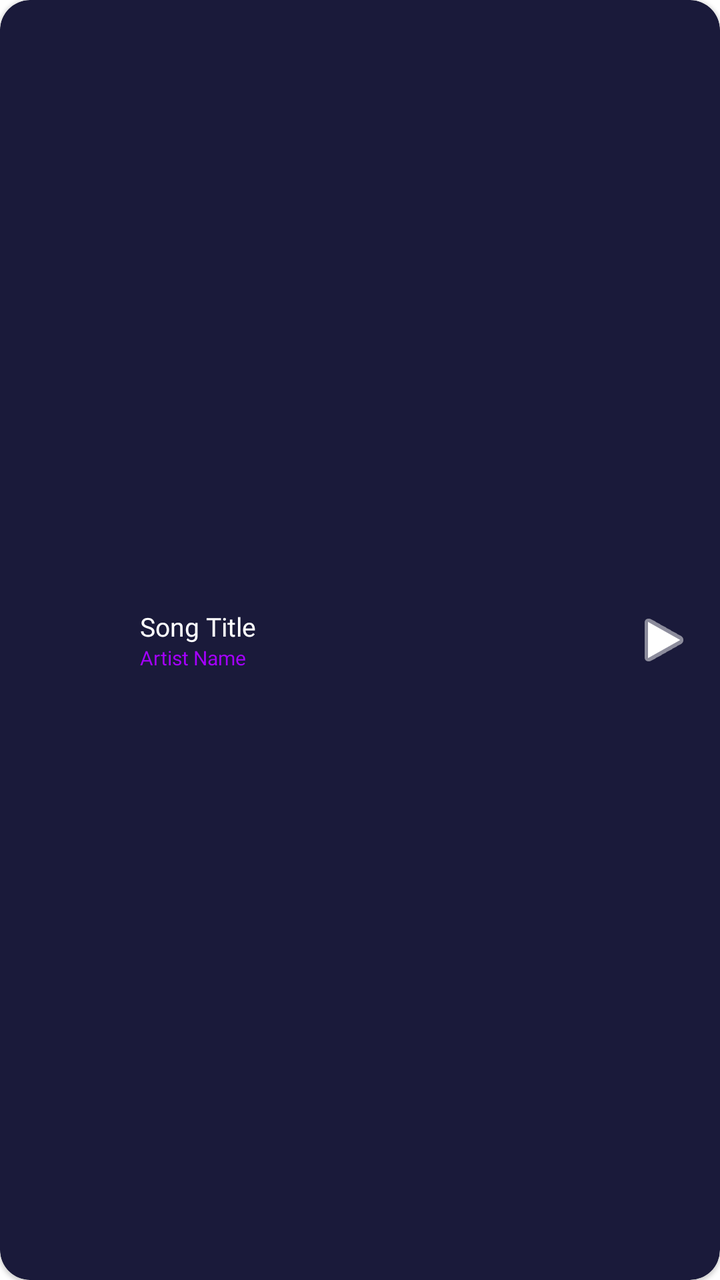
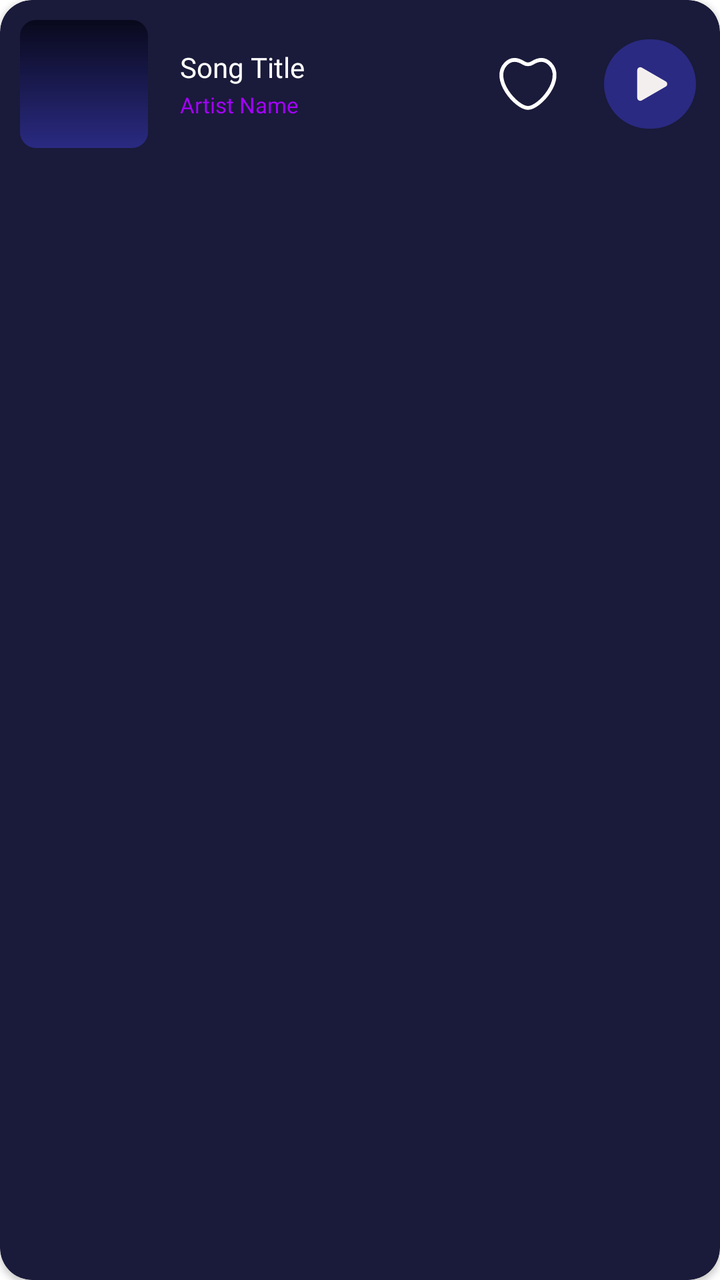

An Android layout rendered at two revisions. The XML below is the earlier revision; the diff shows what the commit changed to produce the second picture.
<!-- AndroidManifest.xml: application theme Theme.MaterialComponents.DayNight.NoActionBar -->
<!-- res/layout/layout_mini_player.xml -->
<?xml version="1.0" encoding="utf-8"?>
<com.google.android.material.card.MaterialCardView xmlns:android="http://schemas.android.com/apk/res/android"
    xmlns:app="http://schemas.android.com/apk/res-auto"
    android:layout_width="match_parent"
    android:layout_height="70dp"
    android:layout_margin="10dp"
    app:cardBackgroundColor="#1A1A3A"
    app:cardCornerRadius="15dp"
    app:strokeWidth="0dp">

    <RelativeLayout
        android:layout_width="match_parent"
        android:layout_height="match_parent"
        android:padding="4dp">

        <com.google.android.material.imageview.ShapeableImageView
            android:id="@+id/miniThumb"
            android:layout_width="54dp"
            android:layout_height="54dp"
            android:scaleType="centerCrop"
            app:cardBackgroundColor="#FFFFFF"/>

        <LinearLayout
            android:layout_width="wrap_content"
            android:layout_height="wrap_content"
            android:layout_centerVertical="true"
            android:layout_marginStart="12dp"
            android:fontFamily="@font/zen_dots"
            android:layout_toEndOf="@id/miniThumb"
            android:orientation="vertical">

            <TextView
                android:id="@+id/miniSongName"
                android:layout_width="wrap_content"
                android:layout_height="wrap_content"
                android:fontFamily="@font/zen_dots"
                android:text="Song Title"
                android:textColor="#FFFFFF"
                android:textSize="13sp" />

            <TextView
                android:layout_width="wrap_content"
                android:layout_height="wrap_content"
                android:text="Artist Name"
                android:textColor="#A600FF"
                android:fontFamily="@font/zen_dots"
                android:textSize="10sp" />
        </LinearLayout>

        <ImageButton
            android:id="@+id/btnMiniPlay"
            android:layout_width="48dp"
            android:layout_height="48dp"
            android:layout_alignParentEnd="true"
            android:layout_centerVertical="true"
            android:background="?attr/selectableItemBackgroundBorderless"
            android:src="@android:drawable/ic_media_play"
            app:tint="#FFFFFF" />
    </RelativeLayout>
</com.google.android.material.card.MaterialCardView>
<!-- resources referenced by this layout -->
<resources>

</resources>

<!-- the commit's change to res/layout/layout_mini_player.xml (unified diff, before → after) -->
@@ -1,32 +1,65 @@
 <?xml version="1.0" encoding="utf-8"?>
-<com.google.android.material.card.MaterialCardView xmlns:android="http://schemas.android.com/apk/res/android"
+<com.google.android.material.card.MaterialCardView
+    xmlns:android="http://schemas.android.com/apk/res/android"
     xmlns:app="http://schemas.android.com/apk/res-auto"
     android:layout_width="match_parent"
-    android:layout_height="70dp"
-    android:layout_margin="10dp"
+    android:layout_height="wrap_content"
+    android:layout_marginHorizontal="4dp"
+    android:layout_marginVertical="6dp"
+    android:clickable="true"
+    android:focusable="true"
+    android:foreground="?attr/selectableItemBackground"
     app:cardBackgroundColor="#1A1A3A"
-    app:cardCornerRadius="15dp"
+    app:cardCornerRadius="16dp"
+    app:cardElevation="2dp"
     app:strokeWidth="0dp">
 
     <RelativeLayout
         android:layout_width="match_parent"
-        android:layout_height="match_parent"
-        android:padding="4dp">
+        android:layout_height="wrap_content"
+        android:padding="10dp">
 
         <com.google.android.material.imageview.ShapeableImageView
             android:id="@+id/miniThumb"
-            android:layout_width="54dp"
-            android:layout_height="54dp"
+            android:layout_width="64dp"
+            android:layout_height="64dp"
             android:scaleType="centerCrop"
-            app:cardBackgroundColor="#FFFFFF"/>
+            android:src="@drawable/gradient_bg"
+            app:shapeAppearanceOverlay="@style/RoundedSquare" />
+
+        <ImageButton
+            android:id="@+id/btnPlayStop"
+            android:layout_width="50dp"
+            android:layout_height="50dp"
+            android:layout_alignParentEnd="true"
+            android:layout_centerVertical="true"
+            android:background="?attr/selectableItemBackgroundBorderless"
+            android:padding="2dp"
+            android:scaleType="fitCenter"
+            android:src="@drawable/ic_play" />
+
+        <ImageButton
+            android:id="@+id/btnFavorite"
+            android:layout_width="48dp"
+            android:layout_height="48dp"
+            android:layout_centerVertical="true"
+            android:layout_toStartOf="@id/btnPlayStop"
+            android:layout_marginEnd="12dp"
+            android:background="?attr/selectableItemBackgroundBorderless"
+            android:padding="8dp"
+            android:scaleType="fitCenter"
+            android:src="@drawable/ic_liked"
+            app:tint="#FFFFFF" />
 
         <LinearLayout
-            android:layout_width="wrap_content"
+            android:id="@+id/infoContainer"
+            android:layout_width="match_parent"
             android:layout_height="wrap_content"
             android:layout_centerVertical="true"
-            android:layout_marginStart="12dp"
-            android:fontFamily="@font/zen_dots"
+            android:layout_marginStart="16dp"
+            android:layout_marginEnd="8dp"
             android:layout_toEndOf="@id/miniThumb"
+            android:layout_toStartOf="@id/btnFavorite"
             android:orientation="vertical">
 
             <TextView
@@ -36,25 +69,22 @@
                 android:fontFamily="@font/zen_dots"
                 android:text="Song Title"
                 android:textColor="#FFFFFF"
-                android:textSize="13sp" />
+                android:textSize="14sp"
+                android:maxLines="1"
+                android:ellipsize="end" />
 
             <TextView
+                android:id="@+id/miniArtistName"
                 android:layout_width="wrap_content"
                 android:layout_height="wrap_content"
+                android:layout_marginTop="2dp"
+                android:fontFamily="@font/zen_dots"
                 android:text="Artist Name"
                 android:textColor="#A600FF"
-                android:fontFamily="@font/zen_dots"
-                android:textSize="10sp" />
+                android:textSize="11sp"
+                android:maxLines="1"
+                android:ellipsize="end" />
         </LinearLayout>
 
-        <ImageButton
-            android:id="@+id/btnMiniPlay"
-            android:layout_width="48dp"
-            android:layout_height="48dp"
-            android:layout_alignParentEnd="true"
-            android:layout_centerVertical="true"
-            android:background="?attr/selectableItemBackgroundBorderless"
-            android:src="@android:drawable/ic_media_play"
-            app:tint="#FFFFFF" />
     </RelativeLayout>
 </com.google.android.material.card.MaterialCardView>
<!-- resource entries referenced after the edit -->
@@ -1,5 +1,41 @@
 <!-- resources referenced by this layout -->
 <resources>
-
+  <!-- drawable gradient_bg (drawable) -->
+  <shape xmlns:android="http://schemas.android.com/apk/res/android">
+      <gradient
+          android:startColor="#09091C"
+          android:endColor="#2A2A82"
+          android:angle="270"/>
+  </shape>
+  <!-- drawable ic_liked (drawable) -->
+  <vector xmlns:android="http://schemas.android.com/apk/res/android"
+      android:width="43dp"
+      android:height="43dp"
+      android:viewportWidth="43"
+      android:viewportHeight="43">
+    <path
+        android:pathData="M36.342,7.981C32.165,3.722 27.329,5.518 24.334,7.418C22.642,8.491 20.299,8.491 18.607,7.418C15.612,5.518 10.776,3.722 6.6,7.981C-3.315,18.091 13.687,37.574 21.471,37.574C29.254,37.574 46.256,18.091 36.342,7.981Z"
+        android:strokeWidth="2.57647"
+        android:fillColor="#00000000"
+        android:strokeColor="#D9D9D9"
+        android:strokeLineCap="round"/>
+  </vector>
+  <!-- drawable ic_play (drawable) -->
+  <vector xmlns:android="http://schemas.android.com/apk/res/android"
+      android:width="42dp"
+      android:height="41dp"
+      android:viewportWidth="42"
+      android:viewportHeight="41">
+    <path
+        android:pathData="M20.5,0L21.5,0A20.5,20.5 0,0 1,42 20.5L42,20.5A20.5,20.5 0,0 1,21.5 41L20.5,41A20.5,20.5 0,0 1,0 20.5L0,20.5A20.5,20.5 0,0 1,20.5 0z"
+        android:fillColor="#2A2A82"/>
+    <path
+        android:pathData="M28.187,21.693L17.288,28.017C16.363,28.554 15.176,27.904 15.176,26.823V14.175C15.176,13.096 16.361,12.446 17.288,12.983L28.187,19.307C28.397,19.427 28.572,19.601 28.694,19.811C28.816,20.02 28.88,20.258 28.88,20.5C28.88,20.743 28.816,20.981 28.694,21.19C28.572,21.4 28.397,21.573 28.187,21.693Z"
+        android:fillColor="#F4EFEF"/>
+  </vector>
+  <style name="RoundedSquare">
+          <item name="cornerFamily">rounded</item>
+          <item name="cornerSize">8dp</item>
+      </style>
 </resources>
 
